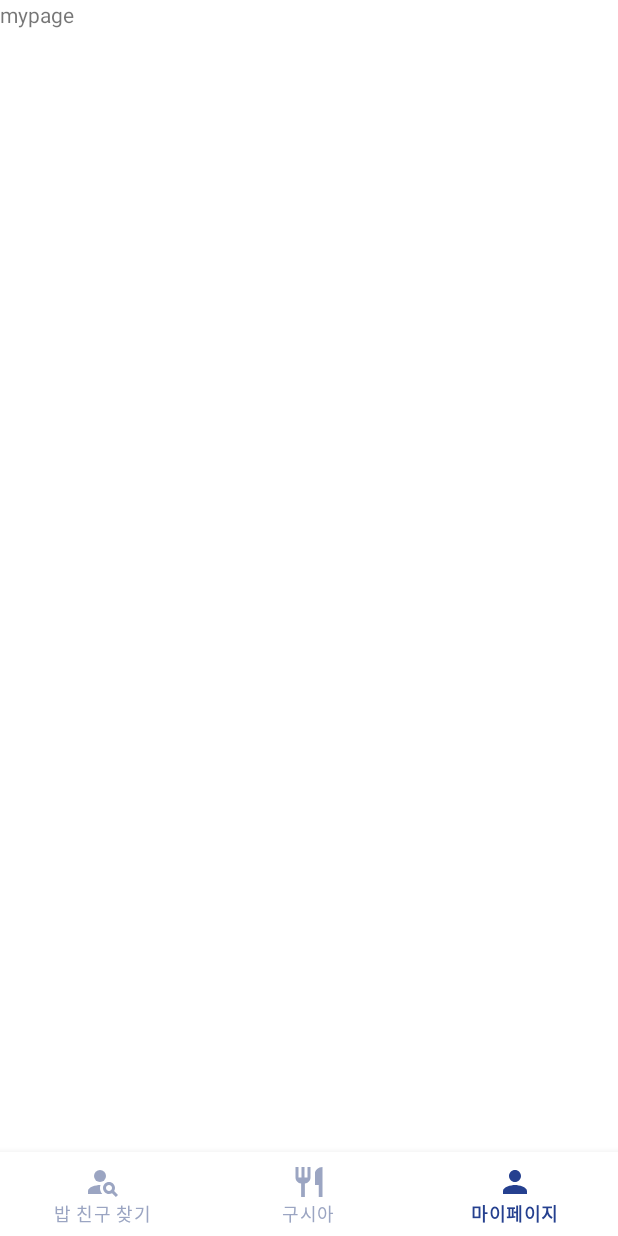
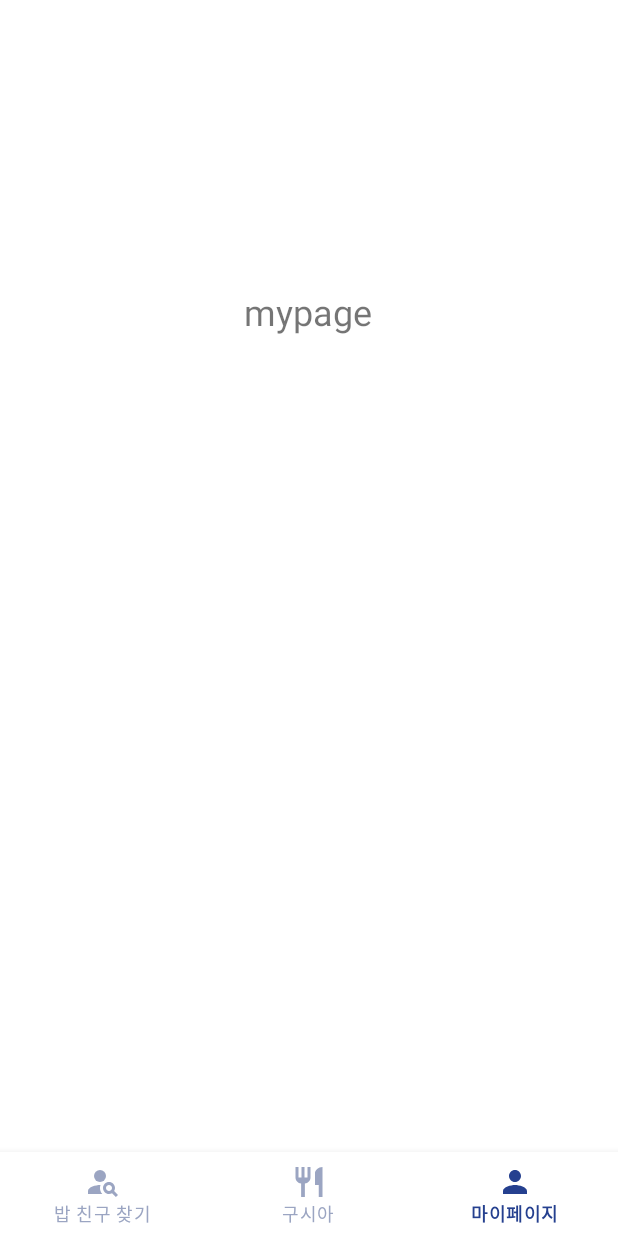
Before and after one commit to connecSWUn/eatswunee, an Android app: the screen it shows after launch (MainActivity), item 3 of the bottom bar chosen, on a phone screen of 412 x 824 dp. Run offline under Robolectric (Android 15) with nearby library versions, the phone set to English and light mode, and no system bars.

Commit message:
1-1 - 프래그먼트 내 ConstraintLayout 적용

```diff
--- a/app/src/main/res/layout/fragment_mypage.xml
+++ b/app/src/main/res/layout/fragment_mypage.xml
@@ -1,14 +1,28 @@
 <?xml version="1.0" encoding="utf-8"?>
 <FrameLayout xmlns:android="http://schemas.android.com/apk/res/android"
+    xmlns:app="http://schemas.android.com/apk/res-auto"
     xmlns:tools="http://schemas.android.com/tools"
     android:layout_width="match_parent"
     android:layout_height="match_parent"
     tools:context=".mypageFragment">
 
     <!-- TODO: Update blank fragment layout -->
-    <TextView
+
+    <androidx.constraintlayout.widget.ConstraintLayout
         android:layout_width="match_parent"
-        android:layout_height="match_parent"
-        android:text="mypage" />
+        android:layout_height="match_parent">
+
+        <TextView
+            android:layout_width="wrap_content"
+            android:layout_height="wrap_content"
+            android:text="mypage"
+            android:textSize="24sp"
+            app:layout_constraintBottom_toBottomOf="parent"
+            app:layout_constraintEnd_toEndOf="parent"
+            app:layout_constraintHorizontal_bias="0.498"
+            app:layout_constraintStart_toStartOf="parent"
+            app:layout_constraintTop_toTopOf="parent"
+            app:layout_constraintVertical_bias="0.26" />
+    </androidx.constraintlayout.widget.ConstraintLayout>
 
 </FrameLayout>
```
Also changed, not shown: app/src/main/res/layout/fragment_community.xml (+17 -3 lines), app/src/main/res/layout/fragment_order.xml (+17 -3 lines).
